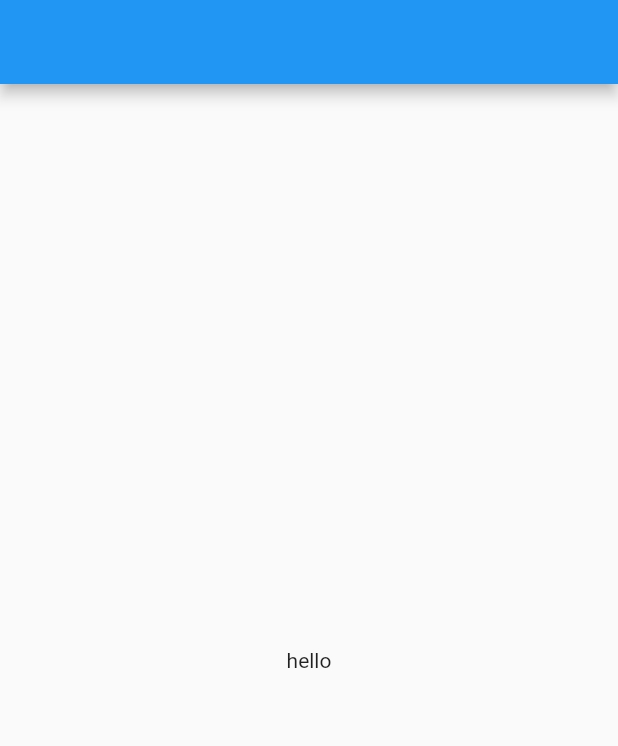
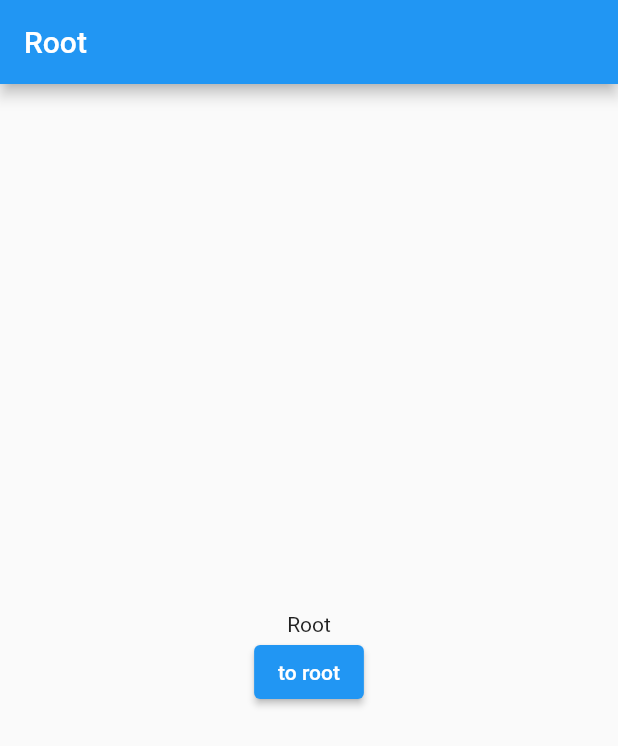
Before and after one commit to torikatsupg/flutter_todo, a Flutter app: the screen it shows after launch, on a phone screen of 412 x 824 dp. Shown: the top 746 px of the screen. Run offline on Flutter 3.47's test engine with Material 2 defaults, Android fonts, the phone set to English and light mode, and no system bars; our stand-ins replace hooks_riverpod.

Commit message:
add router

```diff
--- a/lib/app.dart
+++ b/lib/app.dart
@@ -1,16 +1,12 @@
 import 'package:flutter/material.dart';
-import 'package:flutter/widgets.dart';
+import 'package:flutter_todo/router/my_router.dart';
+import 'package:hooks_riverpod/hooks_riverpod.dart';
 
-class App extends StatelessWidget {
+class App extends ConsumerWidget {
+  const App({Key? key}) : super(key: key);
+
   @override
-  Widget build(BuildContext context) {
-    return MaterialApp(
-      home: Scaffold(
-        appBar: AppBar(),
-        body: Center(
-          child: Text("hello"),
-        ),
-      ),
-    );
+  Widget build(BuildContext context, WidgetRef ref) {
+    return const MyRouter();
   }
 }
--- /dev/null
+++ b/lib/pages/screen.dart
@@ -0,0 +1,40 @@
+import 'package:flutter/material.dart';
+import 'package:hooks_riverpod/hooks_riverpod.dart';
+
+class Screen extends StatelessWidget {
+  const Screen(
+      {required this.screenName,
+      required this.onPressed,
+      required this.button,
+      Key? key})
+      : super(key: key);
+
+  final String screenName;
+  final String button;
+  final VoidCallback onPressed;
+
+  @override
+  Widget build(BuildContext context) {
+    return Scaffold(
+      appBar: AppBar(
+        title: Text(screenName),
+      ),
+      body: Center(
+        child: Column(
+          mainAxisAlignment: MainAxisAlignment.center,
+          children: [
+            Text(screenName),
+            Consumer(
+              builder: (context, ref, _) {
+                return ElevatedButton(
+                  onPressed: onPressed,
+                  child: const Text('to root'),
+                );
+              },
+            )
+          ],
+        ),
+      ),
+    );
+  }
+}
--- /dev/null
+++ b/lib/router/my_router.dart
@@ -0,0 +1,33 @@
+import 'package:flutter/material.dart';
+import 'package:flutter_todo/router/route_information_parser.dart';
+import 'package:flutter_todo/router/router_delegate.dart';
+import 'package:hooks_riverpod/hooks_riverpod.dart';
+
+class MyRouter extends ConsumerStatefulWidget {
+  const MyRouter({Key? key}) : super(key: key);
+
+  @override
+  ConsumerState<ConsumerStatefulWidget> createState() => _MyRouterState();
+}
+
+class _MyRouterState extends ConsumerState<MyRouter> {
+  _MyRouterState();
+
+  late final RouteInformationParserImpl _routeInformationParser;
+  late final RouterDelegateImpl _routerDelegate;
+
+  @override
+  void initState() {
+    _routeInformationParser = RouteInformationParserImpl();
+    _routerDelegate = RouterDelegateImpl((context as WidgetRef).read);
+    super.initState();
+  }
+
+  @override
+  Widget build(BuildContext context) {
+    return MaterialApp.router(
+      routeInformationParser: _routeInformationParser,
+      routerDelegate: _routerDelegate
+    );
+  }
+}
--- /dev/null
+++ b/lib/router/route_information_parser.dart
@@ -0,0 +1,28 @@
+import 'package:flutter/material.dart';
+import 'package:flutter_todo/router/todo_path.dart';
+
+class RouteInformationParserImpl extends RouteInformationParser<TodoPath> {
+
+  @override
+  Future<TodoPath> parseRouteInformation(
+      RouteInformation routeInformation) async {
+    if (routeInformation.location == '/root') {
+      return RootPath();
+    } else if (routeInformation.location == '/home') {
+      return HomePath();
+    } else {
+      return RootPath();
+    }
+  }
+
+  @override
+  RouteInformation restoreRouteInformation(TodoPath configuration) {
+    if (configuration is RootPath) {
+      return const RouteInformation(location: '/root');
+    } else if (configuration is HomePath) {
+      return const RouteInformation(location: '/home');
+    } else {
+      return const RouteInformation(location: '/root');
+    }
+  }
+}
--- /dev/null
+++ b/lib/router/todo_path.dart
@@ -0,0 +1,25 @@
+abstract class TodoPath {
+  late final String createdAt;
+}
+
+class RootPath extends TodoPath {
+  RootPath() {
+    createdAt = DateTime.now().toIso8601String();
+  }
+
+  @override
+  String toString() {
+    return 'Root: $hashCode $createdAt';
+  }
+}
+
+class HomePath extends TodoPath {
+  HomePath() {
+    createdAt = DateTime.now().toIso8601String();
+  }
+
+  @override
+  String toString() {
+    return 'Home: $hashCode $createdAt';
+  }
+}
--- a/pubspec.yaml
+++ b/pubspec.yaml
@@ -6,6 +6,7 @@ environment:
 dependencies:
   flutter:
     sdk: flutter
+  hooks_riverpod: ^2.0.0-dev.0
 dev_dependencies:
   flutter_test:
     sdk: flutter
```
Also changed, not shown: lib/router/route_provider.dart (added, +11 -0 lines), lib/router/router_delegate.dart (added, +67 -0 lines), lib/run.dart (+6 -1 lines), pubspec.lock.
